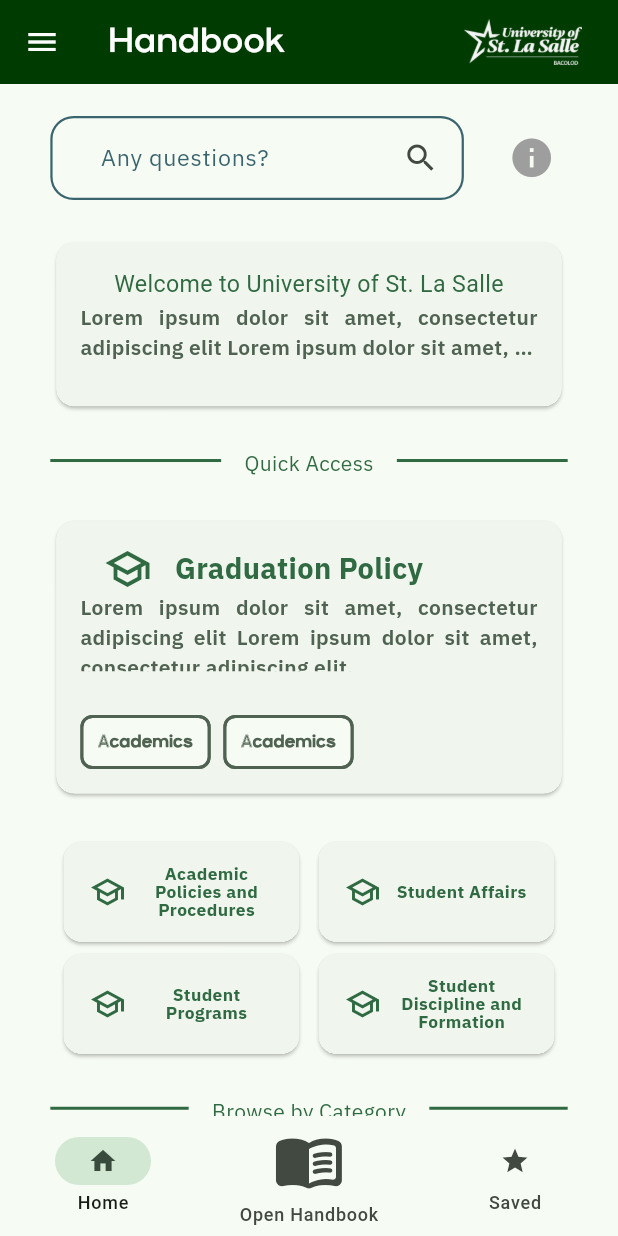
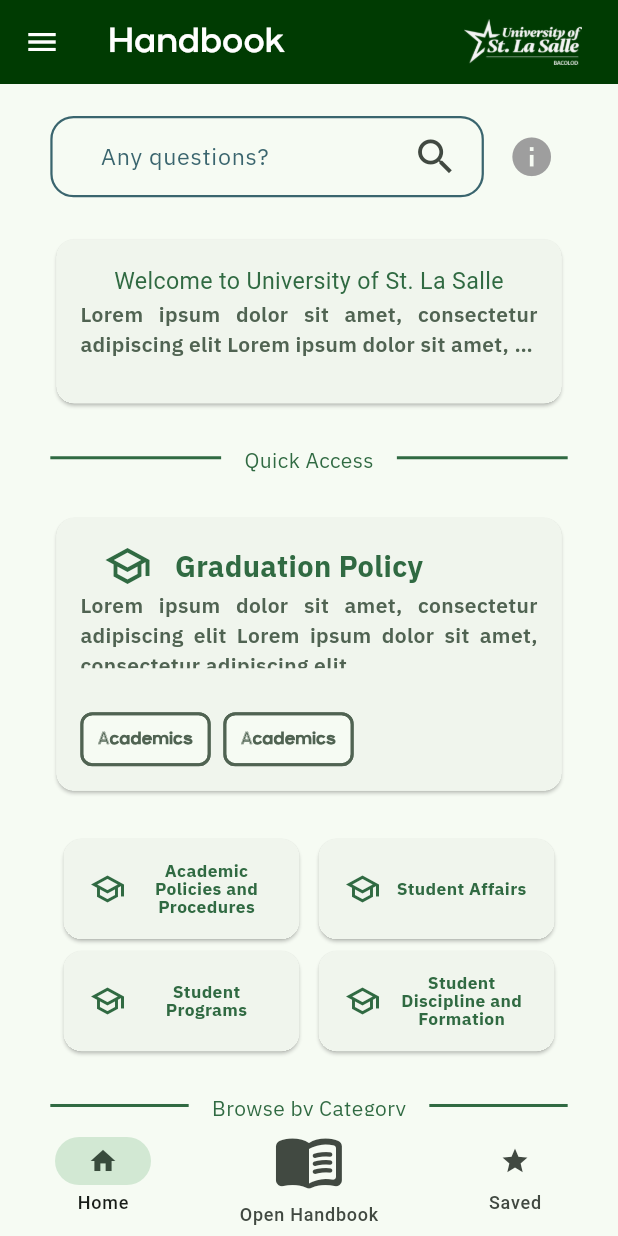
Before and after one commit to ascxiao/handbook, a Flutter app: the screen it shows after launch, after a tap on the "info" icon, on a phone screen of 412 x 824 dp. Run offline on Flutter 3.47's test engine with Material 3 defaults, Android fonts, the phone set to English and light mode, and no system bars; our stand-ins replace flutter_screenutil, gap.

Commit message:
Modified some stuff on appbar, added search button

```diff
--- a/lib/views/pages/home_page.dart
+++ b/lib/views/pages/home_page.dart
@@ -21,7 +21,12 @@
             Row(
               mainAxisAlignment: MainAxisAlignment.spaceBetween,
               children: [
-                SearchBarApp(width: 263, height: 58),
+                SearchBarWidget(
+                  width: 263.w,
+                  height: 58.h,
+                  fontSize: 16,
+                  iconSize: 32,
+                ),
                 IconButton(
                   icon: Icon(Icons.info, color: Colors.grey),
                   iconSize: 32.r,
--- a/lib/views/widgets/appbar_widget.dart
+++ b/lib/views/widgets/appbar_widget.dart
@@ -1,5 +1,7 @@
 import 'package:flutter/material.dart';
 import 'package:flutter_screenutil/flutter_screenutil.dart';
+import 'package:handbook/data/notifiers.dart';
+import 'package:handbook/views/widgets/search_bar.dart';
 
 class AppBarWidget extends StatelessWidget implements PreferredSizeWidget {
   const AppBarWidget({
@@ -16,8 +18,12 @@
 
   @override
   Widget build(BuildContext context) {
+    return ValueListenableBuilder(
+      valueListenable: selectedPageNotifier,
+      builder: (context, selectedPage, child) {
         return AppBar(
-      title: Text(
+          title: selectedPage == 0
+              ? Text(
                   title!,
                   style: TextStyle(
                     fontSize: 24.sp,
@@ -25,16 +31,37 @@
                     fontWeight: FontWeight.w400,
                     color: Colors.white,
                   ),
+                )
+              : SearchAnchor(
+                  builder: (BuildContext context, SearchController controller) {
+                    return IconButton(
+                      onPressed: () {
+                        controller.openView();
+                      },
+                      icon: Icon(Icons.search),
+                    );
+                  },
+                  suggestionsBuilder:
+                      (BuildContext context, SearchController controller) {
+                        return List<ListTile>.generate(5, (int index) {
+                          final String item = 'item $index';
+                          return ListTile(title: Text(item), onTap: () {});
+                        });
+                      },
                 ),
           actions: <Widget>[
             Padding(
               padding: const EdgeInsets.only(right: 24.0),
-          child: Image.asset(schoolLogo!, height: 75.h, width: 75.w),
+              child: Row(
+                children: [Image.asset(schoolLogo!, height: 75.h, width: 75.w)],
+              ),
             ),
           ],
           iconTheme: IconThemeData(color: Colors.white),
           centerTitle: false,
           backgroundColor: Theme.of(context).colorScheme.primaryFixed,
         );
+      },
+    );
   }
 }
--- a/lib/views/widgets/drawer_widget.dart
+++ b/lib/views/widgets/drawer_widget.dart
@@ -18,9 +18,7 @@
                   onPressed: () {
                     darkModeNotifier.value = !darkModeNotifier.value;
                   },
-                  icon: darkModeNotifier.value
-                      ? Icon(Icons.dark_mode)
-                      : Icon(Icons.light_mode),
+                  icon: isDark ? Icon(Icons.dark_mode) : Icon(Icons.light_mode),
                 );
               },
             ),
--- a/lib/views/widgets/search_bar.dart
+++ b/lib/views/widgets/search_bar.dart
@@ -1,11 +1,19 @@
 import 'package:flutter/material.dart';
 import 'package:flutter_screenutil/flutter_screenutil.dart';
 
-class SearchBarApp extends StatelessWidget {
+class SearchBarWidget extends StatelessWidget {
   final double width;
   final double height;
+  final double iconSize;
+  final double fontSize;
 
-  const SearchBarApp({super.key, required this.width, required this.height});
+  const SearchBarWidget({
+    super.key,
+    required this.width,
+    required this.height,
+    required this.iconSize,
+    required this.fontSize,
+  });
 
   @override
   Widget build(BuildContext context) {
@@ -20,7 +28,7 @@
               TextStyle(
                 color: Theme.of(context).colorScheme.tertiary,
                 fontFamily: 'IBM Plex Sans',
-                fontSize: 16.sp,
+                fontSize: fontSize.sp,
               ),
             ),
             elevation: WidgetStateProperty.all(0),
@@ -46,7 +54,7 @@
             onChanged: (value) {
               controller.openView();
             },
-            trailing: <Widget>[Icon(Icons.search)],
+            trailing: <Widget>[Icon(Icons.search, size: iconSize.r)],
           ),
         );
       },
```
Lines whose indentation alone changed are shown as unchanged.
